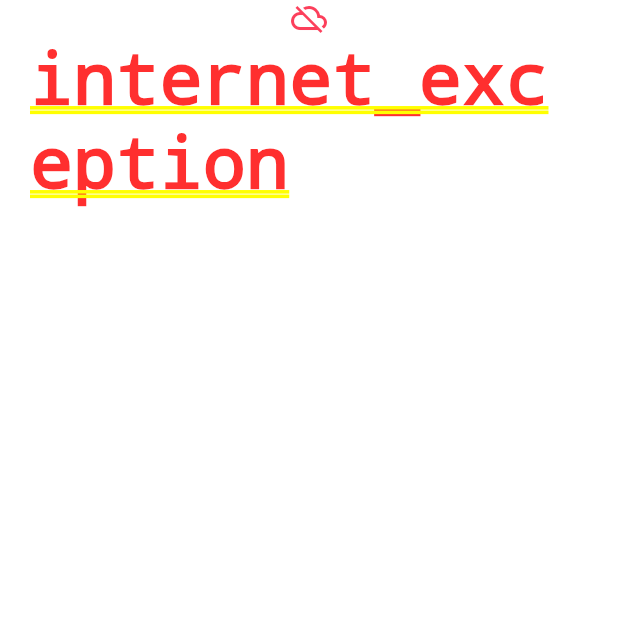
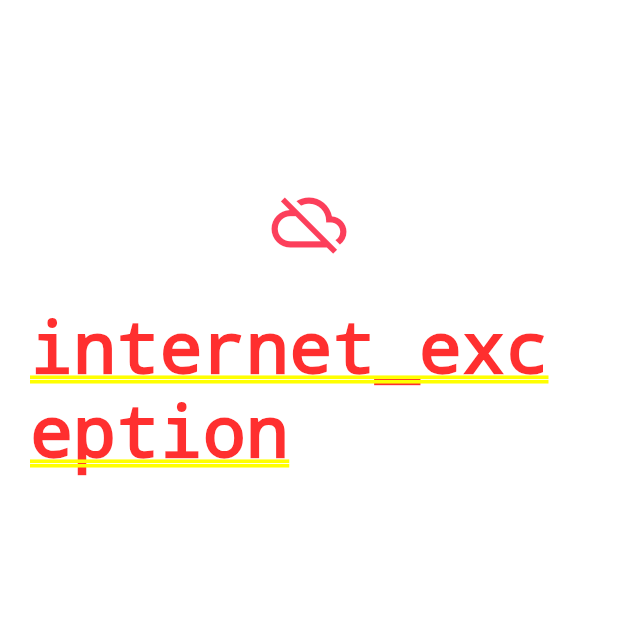
Before and after one commit to Hasnainbangash/Getx_MVVM, a Flutter app: the screen it shows after launch, on a phone screen of 412 x 824 dp, the top half of it. Run offline on Flutter 3.47's test engine with Material 3 defaults, Android fonts, the phone set to English and light mode, and no system bars; our stand-ins replace fluttertoast, get.

Commit message:
Give the size to the icon and added the sized box

```diff
--- a/lib/res/components/internet_exception_widget.dart
+++ b/lib/res/components/internet_exception_widget.dart
@@ -12,12 +12,20 @@ class InternetExceptionWidget extends StatefulWidget {
 class _InternetExceptionWidgetState extends State<InternetExceptionWidget> {
   @override
   Widget build(BuildContext context) {
+
+    final height = MediaQuery.of(context).size.height;
+
     return Padding(
         padding: EdgeInsets.symmetric(horizontal: 20),
       child: Column(
         children: [
-          Icon(Icons.cloud_off, color: AppColor.redColor),
-          Text('internet_exception'.tr)
+          SizedBox(height: height * 0.15),
+          Icon(Icons.cloud_off, color: AppColor.redColor, size: 50),
+          Padding(
+            padding: const EdgeInsets.only(top: 30),
+            child: Text('internet_exception'.tr),
+          ),
+          SizedBox(height: height * 0.15),
         ],
       ),
     );
```
